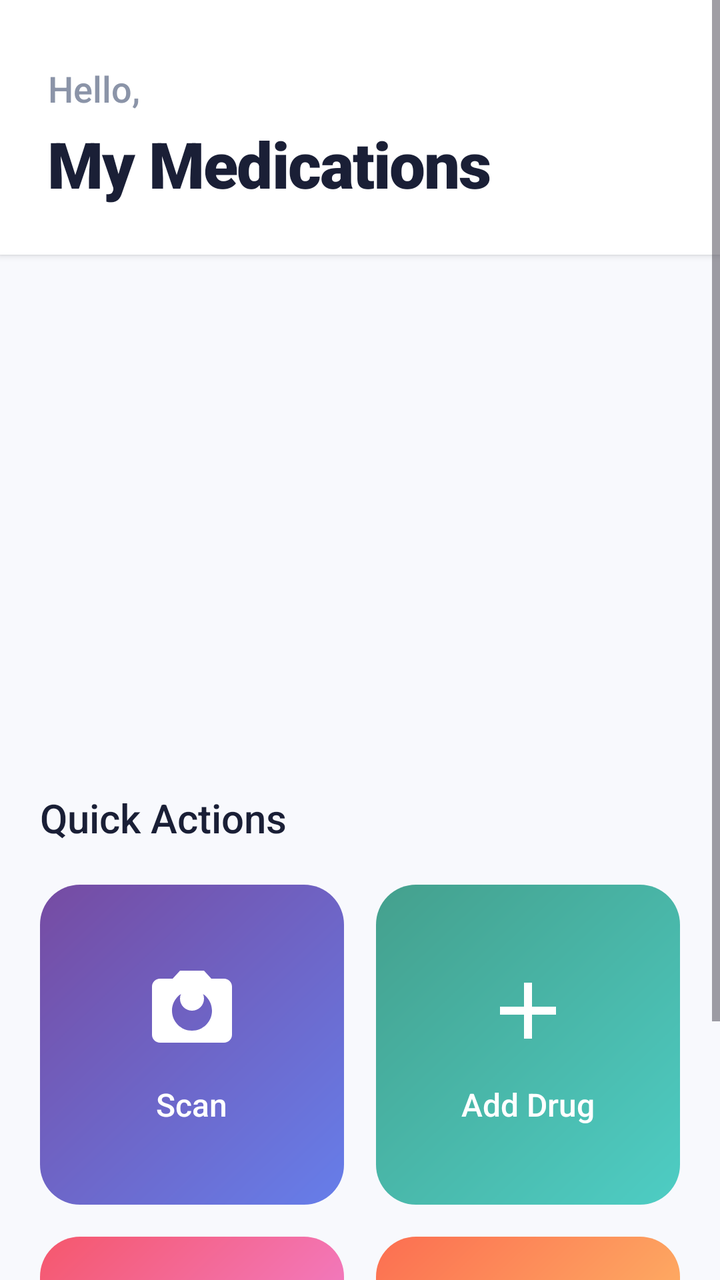
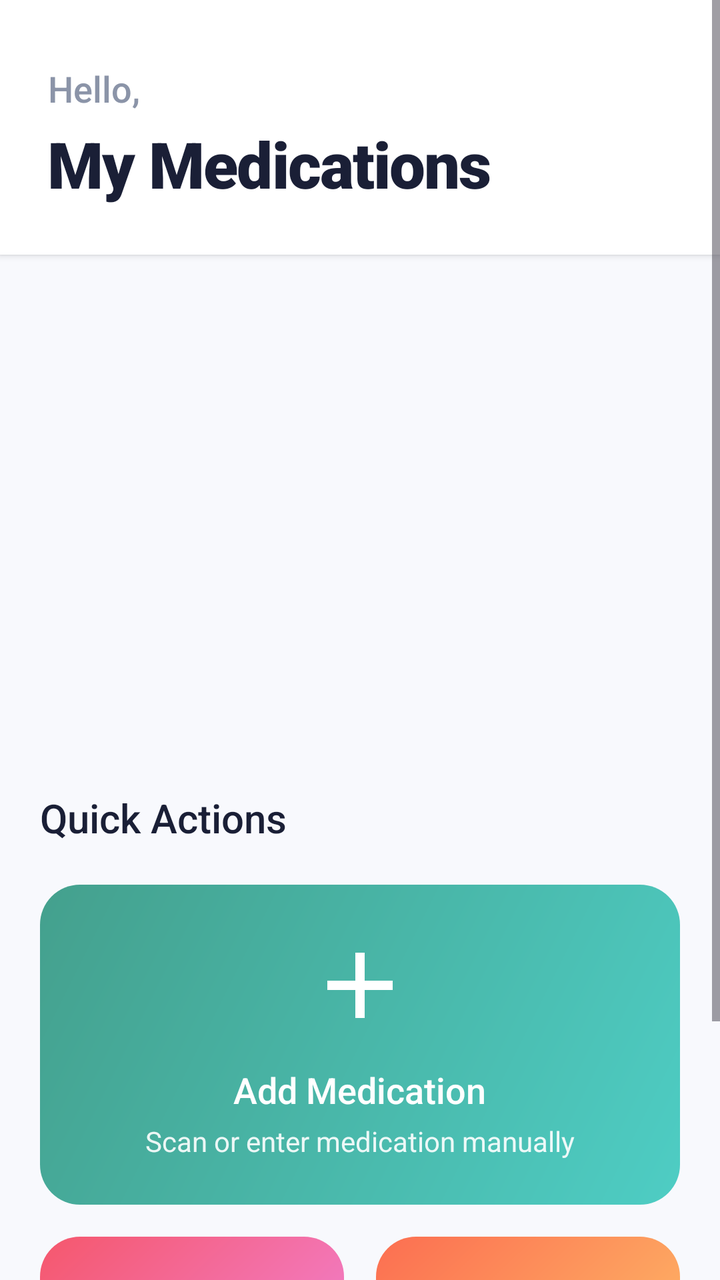

The first picture is an Android layout as it rendered before a commit; the second is the same layout after the commit. The layout source and the unified diff follow.
<!-- AndroidManifest.xml: application theme Theme.DrugIdentifier -->
<!-- res/layout/activity_home.xml -->
<?xml version="1.0" encoding="utf-8"?>
<ScrollView xmlns:android="http://schemas.android.com/apk/res/android"
    xmlns:app="http://schemas.android.com/apk/res-auto"
    android:layout_width="match_parent"
    android:layout_height="match_parent"
    android:fillViewport="true"
    android:background="@color/background_color">

    <LinearLayout
        android:layout_width="match_parent"
        android:layout_height="wrap_content"
        android:orientation="vertical"
        android:paddingBottom="24dp">

        
        <LinearLayout
            android:layout_width="match_parent"
            android:layout_height="wrap_content"
            android:orientation="vertical"
            android:background="@color/top_section_background"
            android:paddingHorizontal="24dp"
            android:paddingTop="32dp"
            android:paddingBottom="24dp"
            android:elevation="2dp">

            <TextView
                android:layout_width="wrap_content"
                android:layout_height="wrap_content"
                android:text="Hello,"
                android:textSize="18sp"
                android:textColor="@color/secondary_text"
                android:fontFamily="sans-serif-medium"
                android:layout_marginBottom="4dp"/>

            <TextView
                android:layout_width="wrap_content"
                android:layout_height="wrap_content"
                android:text="@string/my_medications_title"
                android:textSize="32sp"
                android:textColor="@color/primary_text"
                android:fontFamily="sans-serif-black"
                android:letterSpacing="-0.02"/>

        </LinearLayout>

        
        <LinearLayout
            android:id="@+id/top_section"
            android:layout_width="match_parent"
            android:layout_height="wrap_content"
            android:orientation="vertical"
            android:background="@color/background_color"
            android:paddingTop="24dp"
            android:paddingBottom="16dp">

            
            <androidx.recyclerview.widget.RecyclerView
                android:id="@+id/drugs_recycler_view"
                android:layout_width="match_parent"
                android:layout_height="220dp"
                android:orientation="horizontal"
                android:clipToPadding="false"
                android:paddingStart="20dp"
                android:paddingEnd="20dp"/>

            
            <LinearLayout
                android:id="@+id/empty_state"
                android:layout_width="match_parent"
                android:layout_height="220dp"
                android:orientation="vertical"
                android:gravity="center"
                android:visibility="gone"
                android:paddingHorizontal="40dp">

                <ImageView
                    android:layout_width="80dp"
                    android:layout_height="80dp"
                    android:src="@drawable/ic_medications"
                    android:alpha="0.3"
                    android:layout_marginBottom="16dp"
                    app:tint="@color/secondary_text"/>

                <TextView
                    android:layout_width="wrap_content"
                    android:layout_height="wrap_content"
                    android:text="@string/no_drugs_yet"
                    android:textSize="18sp"
                    android:textColor="@color/primary_text"
                    android:fontFamily="sans-serif-medium"
                    android:gravity="center"
                    android:layout_marginBottom="8dp"/>

                <TextView
                    android:layout_width="wrap_content"
                    android:layout_height="wrap_content"
                    android:text="@string/add_drug_hint"
                    android:textSize="14sp"
                    android:textColor="@color/secondary_text"
                    android:fontFamily="sans-serif"
                    android:gravity="center"/>

            </LinearLayout>

        </LinearLayout>

        
        <LinearLayout
            android:id="@+id/bottom_section"
            android:layout_width="match_parent"
            android:layout_height="wrap_content"
            android:orientation="vertical"
            android:background="@color/background_color"
            android:paddingHorizontal="20dp"
            android:paddingTop="8dp">

            <TextView
                android:layout_width="wrap_content"
                android:layout_height="wrap_content"
                android:text="@string/actions_title"
                android:textSize="20sp"
                android:textColor="@color/primary_text"
                android:fontFamily="sans-serif-medium"
                android:layout_marginBottom="20dp"/>

            
            <LinearLayout
                android:layout_width="match_parent"
                android:layout_height="wrap_content"
                android:orientation="vertical">

                
                <LinearLayout
                    android:layout_width="match_parent"
                    android:layout_height="wrap_content"
                    android:orientation="horizontal"
                    android:layout_marginBottom="16dp">

                    
                    <LinearLayout
                        android:id="@+id/card_scan_drug"
                        android:layout_width="0dp"
                        android:layout_height="160dp"
                        android:layout_weight="1"
                        android:background="@drawable/bg_card_scan"
                        android:orientation="vertical"
                        android:gravity="center"
                        android:padding="20dp"
                        android:layout_marginEnd="8dp"
                        android:clickable="true"
                        android:focusable="true"
                        android:foreground="?android:attr/selectableItemBackground">

                        <ImageView
                            android:layout_width="48dp"
                            android:layout_height="48dp"
                            android:src="@drawable/ic_camera"
                            android:layout_marginBottom="12dp"
                            app:tint="@color/white"/>

                        <TextView
                            android:layout_width="wrap_content"
                            android:layout_height="wrap_content"
                            android:text="@string/action_scan_drug"
                            android:textSize="16sp"
                            android:textColor="@color/white"
                            android:fontFamily="sans-serif-medium"
                            android:gravity="center"/>

                    </LinearLayout>

                    
                    <LinearLayout
                        android:id="@+id/card_add_drug"
                        android:layout_width="0dp"
                        android:layout_height="160dp"
                        android:layout_weight="1"
                        android:background="@drawable/bg_card_add"
                        android:orientation="vertical"
                        android:gravity="center"
                        android:padding="20dp"
                        android:layout_marginStart="8dp"
                        android:clickable="true"
                        android:focusable="true"
                        android:foreground="?android:attr/selectableItemBackground">

                        <ImageView
                            android:layout_width="48dp"
                            android:layout_height="48dp"
                            android:src="@drawable/ic_add"
                            android:layout_marginBottom="12dp"
                            app:tint="@color/white"/>

                        <TextView
                            android:layout_width="wrap_content"
                            android:layout_height="wrap_content"
                            android:text="@string/action_add_drug"
                            android:textSize="16sp"
                            android:textColor="@color/white"
                            android:fontFamily="sans-serif-medium"
                            android:gravity="center"/>

                    </LinearLayout>

                </LinearLayout>

                
                <LinearLayout
                    android:layout_width="match_parent"
                    android:layout_height="wrap_content"
                    android:orientation="horizontal">

                    
                    <LinearLayout
                        android:id="@+id/card_view_drugs"
                        android:layout_width="0dp"
                        android:layout_height="160dp"
                        android:layout_weight="1"
                        android:background="@drawable/bg_card_view"
                        android:orientation="vertical"
                        android:gravity="center"
                        android:padding="20dp"
                        android:layout_marginEnd="8dp"
                        android:clickable="true"
                        android:focusable="true"
                        android:foreground="?android:attr/selectableItemBackground">

                        <ImageView
                            android:layout_width="48dp"
                            android:layout_height="48dp"
                            android:src="@drawable/ic_medications"
                            android:layout_marginBottom="12dp"
                            app:tint="@color/white"/>

                        <TextView
                            android:layout_width="wrap_content"
                            android:layout_height="wrap_content"
                            android:text="@string/action_view_drugs"
                            android:textSize="16sp"
                            android:textColor="@color/white"
                            android:fontFamily="sans-serif-medium"
                            android:gravity="center"/>

                    </LinearLayout>

                    
                    <LinearLayout
                        android:id="@+id/card_check_interactions"
                        android:layout_width="0dp"
                        android:layout_height="160dp"
                        android:layout_weight="1"
                        android:background="@drawable/bg_card_interact"
                        android:orientation="vertical"
                        android:gravity="center"
                        android:padding="20dp"
                        android:layout_marginStart="8dp"
                        android:clickable="true"
                        android:focusable="true"
                        android:foreground="?android:attr/selectableItemBackground">

                        <ImageView
                            android:layout_width="48dp"
                            android:layout_height="48dp"
                            android:src="@drawable/ic_warning"
                            android:layout_marginBottom="12dp"
                            app:tint="@color/white"/>

                        <TextView
                            android:layout_width="wrap_content"
                            android:layout_height="wrap_content"
                            android:text="@string/action_check_interactions"
                            android:textSize="16sp"
                            android:textColor="@color/white"
                            android:fontFamily="sans-serif-medium"
                            android:gravity="center"/>

                    </LinearLayout>

                </LinearLayout>

            </LinearLayout>

        </LinearLayout>

    </LinearLayout>

</ScrollView>
<!-- resources referenced by this layout -->
<resources>
  <color name="background_color">#F8F9FD</color>
  <color name="primary_text">#1A1F36</color>
  <color name="secondary_text">#8B94A8</color>
  <color name="top_section_background">#FFFFFF</color>
  <color name="white">#FFFFFFFF</color>
  <!-- drawable bg_card_scan (drawable) -->
  <?xml version="1.0" encoding="utf-8"?>
  <shape xmlns:android="http://schemas.android.com/apk/res/android"
      android:shape="rectangle">
      <gradient
          android:angle="135"
          android:startColor="@color/card_scan_gradient_start"
          android:endColor="@color/card_scan_gradient_end"
          android:type="linear" />
      <corners android:radius="20dp" />
  </shape>
  <!-- drawable ic_camera (drawable) -->
  <?xml version="1.0" encoding="utf-8"?>
  <vector xmlns:android="http://schemas.android.com/apk/res/android"
      android:width="24dp"
      android:height="24dp"
      android:viewportWidth="24"
      android:viewportHeight="24">
      <path
          android:fillColor="#FFFFFF"
          android:pathData="M9,2L7.17,4H4c-1.1,0 -2,0.9 -2,2v12c0,1.1 0.9,2 2,2h16c1.1,0 2,-0.9 2,-2V6c0,-1.1 -0.9,-2 -2,-2h-3.17L15,2H9zm3,15c-2.76,0 -5,-2.24 -5,-5s2.24,-5 5,-5 5,2.24 5,5 -2.24,5 -5,5z"/>
      <path
          android:fillColor="#FFFFFF"
          android:pathData="M12,9m-3,0a3,3 0,1 1,6 0a3,3 0,1 1,-6 0"/>
  </vector>
  <string name="action_add_drug">Add Drug</string>
  <string name="action_check_interactions">Interactions</string>
  <string name="action_scan_drug">Scan</string>
  <string name="action_view_drugs">My Drugs</string>
  <string name="actions_title">Quick Actions</string>
  <string name="add_drug_hint">Start by scanning or adding your first medication</string>
  <string name="my_medications_title">My Medications</string>
  <string name="no_drugs_yet">No medications yet</string>
  <style name="Theme.DrugIdentifier" parent="Base.Theme.DrugIdentifier" />
  <color name="card_add_gradient_start">#4ECDC4</color>
  <color name="card_add_gradient_end">#44A08D</color>
  <color name="card_interact_gradient_start">#FFD86F</color>
  <color name="card_interact_gradient_end">#FC6E51</color>
  <color name="card_scan_gradient_start">#667EEA</color>
  <color name="card_scan_gradient_end">#764BA2</color>
  <color name="card_view_gradient_start">#F093FB</color>
  <color name="card_view_gradient_end">#F5576C</color>
  <color name="primary_blue">#5B7FFF</color>
  <color name="primary_blue_dark">#4A6AD8</color>
  <color name="accent_teal">#4ECDC4</color>
  <color name="accent_coral">#FF6B9D</color>
  <color name="card_background">#FFFFFF</color>
  <style name="TextAppearance.App.Headline2" parent="TextAppearance.Material3.HeadlineMedium">
          <item name="fontFamily">sans-serif-medium</item>
          <item name="android:textColor">@color/primary_text</item>
      </style>
  <style name="TextAppearance.App.Body1" parent="TextAppearance.Material3.BodyLarge">
          <item name="fontFamily">sans-serif</item>
          <item name="android:textColor">@color/primary_text</item>
      </style>
  <style name="TextAppearance.App.Body2" parent="TextAppearance.Material3.BodyMedium">
          <item name="fontFamily">sans-serif</item>
          <item name="android:textColor">@color/secondary_text</item>
      </style>
  <style name="ShapeAppearance.App.SmallComponent" parent="ShapeAppearance.Material3.SmallComponent">
          <item name="cornerFamily">rounded</item>
          <item name="cornerSize">12dp</item>
      </style>
  <style name="ShapeAppearance.App.MediumComponent" parent="ShapeAppearance.Material3.MediumComponent">
          <item name="cornerFamily">rounded</item>
          <item name="cornerSize">20dp</item>
      </style>
  <style name="ShapeAppearance.App.LargeComponent" parent="ShapeAppearance.Material3.LargeComponent">
          <item name="cornerFamily">rounded</item>
          <item name="cornerSize">28dp</item>
      </style>
  <!-- unchanged entries left out for length: 8 -->
</resources>

<!-- the commit's change to res/layout/activity_home.xml (unified diff, before → after) -->
@@ -131,76 +131,44 @@
 
                 
                 <LinearLayout
+                    android:id="@+id/card_add_drug"
                     android:layout_width="match_parent"
-                    android:layout_height="wrap_content"
-                    android:orientation="horizontal"
-                    android:layout_marginBottom="16dp">
-
-                    
-                    <LinearLayout
-                        android:id="@+id/card_scan_drug"
-                        android:layout_width="0dp"
-                        android:layout_height="160dp"
-                        android:layout_weight="1"
-                        android:background="@drawable/bg_card_scan"
-                        android:orientation="vertical"
+                    android:layout_height="160dp"
+                    android:background="@drawable/bg_card_add"
+                    android:orientation="vertical"
+                    android:gravity="center"
+                    android:padding="20dp"
+                    android:layout_marginBottom="16dp"
+                    android:clickable="true"
+                    android:focusable="true"
+                    android:foreground="?android:attr/selectableItemBackground">
+
+                    <ImageView
+                        android:layout_width="56dp"
+                        android:layout_height="56dp"
+                        android:src="@drawable/ic_add"
+                        android:layout_marginBottom="12dp"
+                        app:tint="@color/white"/>
+
+                    <TextView
+                        android:layout_width="wrap_content"
+                        android:layout_height="wrap_content"
+                        android:text="@string/action_add_drug"
+                        android:textSize="18sp"
+                        android:textColor="@color/white"
+                        android:fontFamily="sans-serif-medium"
                         android:gravity="center"
-                        android:padding="20dp"
-                        android:layout_marginEnd="8dp"
-                        android:clickable="true"
-                        android:focusable="true"
-                        android:foreground="?android:attr/selectableItemBackground">
-
-                        <ImageView
-                            android:layout_width="48dp"
-                            android:layout_height="48dp"
-                            android:src="@drawable/ic_camera"
-                            android:layout_marginBottom="12dp"
-                            app:tint="@color/white"/>
-
-                        <TextView
-                            android:layout_width="wrap_content"
-                            android:layout_height="wrap_content"
-                            android:text="@string/action_scan_drug"
-                            android:textSize="16sp"
-                            android:textColor="@color/white"
-                            android:fontFamily="sans-serif-medium"
-                            android:gravity="center"/>
-
-                    </LinearLayout>
-
-                    
-                    <LinearLayout
-                        android:id="@+id/card_add_drug"
-                        android:layout_width="0dp"
-                        android:layout_height="160dp"
-                        android:layout_weight="1"
-                        android:background="@drawable/bg_card_add"
-                        android:orientation="vertical"
-                        android:gravity="center"
-                        android:padding="20dp"
-                        android:layout_marginStart="8dp"
-                        android:clickable="true"
-                        android:focusable="true"
-                        android:foreground="?android:attr/selectableItemBackground">
-
-                        <ImageView
-                            android:layout_width="48dp"
-                            android:layout_height="48dp"
-                            android:src="@drawable/ic_add"
-                            android:layout_marginBottom="12dp"
-                            app:tint="@color/white"/>
-
-                        <TextView
-                            android:layout_width="wrap_content"
-                            android:layout_height="wrap_content"
-                            android:text="@string/action_add_drug"
-                            android:textSize="16sp"
-                            android:textColor="@color/white"
-                            android:fontFamily="sans-serif-medium"
-                            android:gravity="center"/>
-
-                    </LinearLayout>
+                        android:layout_marginBottom="4dp"/>
+
+                    <TextView
+                        android:layout_width="wrap_content"
+                        android:layout_height="wrap_content"
+                        android:text="Scan or enter medication manually"
+                        android:textSize="14sp"
+                        android:textColor="@color/white"
+                        android:alpha="0.9"
+                        android:fontFamily="sans-serif"
+                        android:gravity="center"/>
 
                 </LinearLayout>
 
<!-- resource entries referenced after the edit -->
@@ -5,34 +5,8 @@
   <color name="secondary_text">#8B94A8</color>
   <color name="top_section_background">#FFFFFF</color>
   <color name="white">#FFFFFFFF</color>
-  <!-- drawable bg_card_scan (drawable) -->
-  <?xml version="1.0" encoding="utf-8"?>
-  <shape xmlns:android="http://schemas.android.com/apk/res/android"
-      android:shape="rectangle">
-      <gradient
-          android:angle="135"
-          android:startColor="@color/card_scan_gradient_start"
-          android:endColor="@color/card_scan_gradient_end"
-          android:type="linear" />
-      <corners android:radius="20dp" />
-  </shape>
-  <!-- drawable ic_camera (drawable) -->
-  <?xml version="1.0" encoding="utf-8"?>
-  <vector xmlns:android="http://schemas.android.com/apk/res/android"
-      android:width="24dp"
-      android:height="24dp"
-      android:viewportWidth="24"
-      android:viewportHeight="24">
-      <path
-          android:fillColor="#FFFFFF"
-          android:pathData="M9,2L7.17,4H4c-1.1,0 -2,0.9 -2,2v12c0,1.1 0.9,2 2,2h16c1.1,0 2,-0.9 2,-2V6c0,-1.1 -0.9,-2 -2,-2h-3.17L15,2H9zm3,15c-2.76,0 -5,-2.24 -5,-5s2.24,-5 5,-5 5,2.24 5,5 -2.24,5 -5,5z"/>
-      <path
-          android:fillColor="#FFFFFF"
-          android:pathData="M12,9m-3,0a3,3 0,1 1,6 0a3,3 0,1 1,-6 0"/>
-  </vector>
-  <string name="action_add_drug">Add Drug</string>
+  <string name="action_add_drug">Add Medication</string>
   <string name="action_check_interactions">Interactions</string>
-  <string name="action_scan_drug">Scan</string>
   <string name="action_view_drugs">My Drugs</string>
   <string name="actions_title">Quick Actions</string>
   <string name="add_drug_hint">Start by scanning or adding your first medication</string>
@@ -43,8 +17,6 @@
   <color name="card_add_gradient_end">#44A08D</color>
   <color name="card_interact_gradient_start">#FFD86F</color>
   <color name="card_interact_gradient_end">#FC6E51</color>
-  <color name="card_scan_gradient_start">#667EEA</color>
-  <color name="card_scan_gradient_end">#764BA2</color>
   <color name="card_view_gradient_start">#F093FB</color>
   <color name="card_view_gradient_end">#F5576C</color>
   <color name="primary_blue">#5B7FFF</color>
